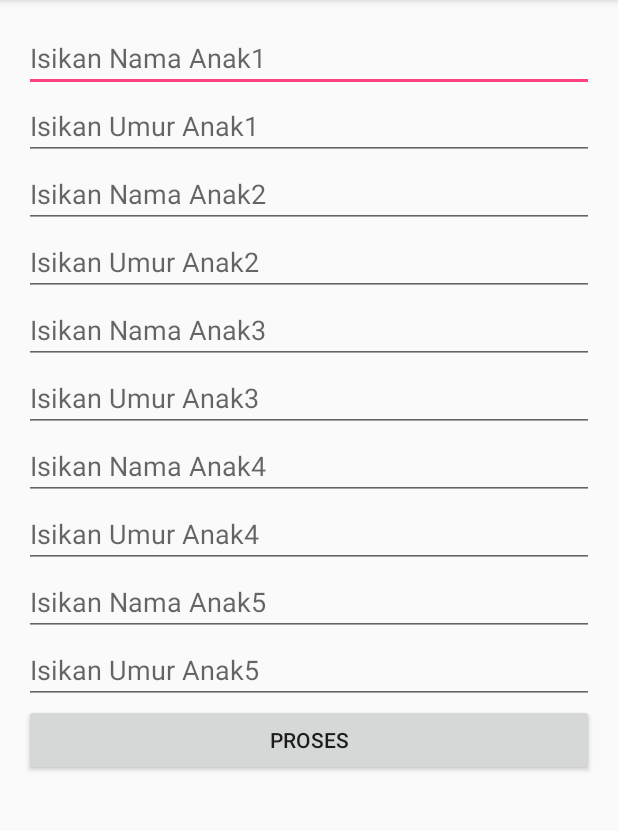
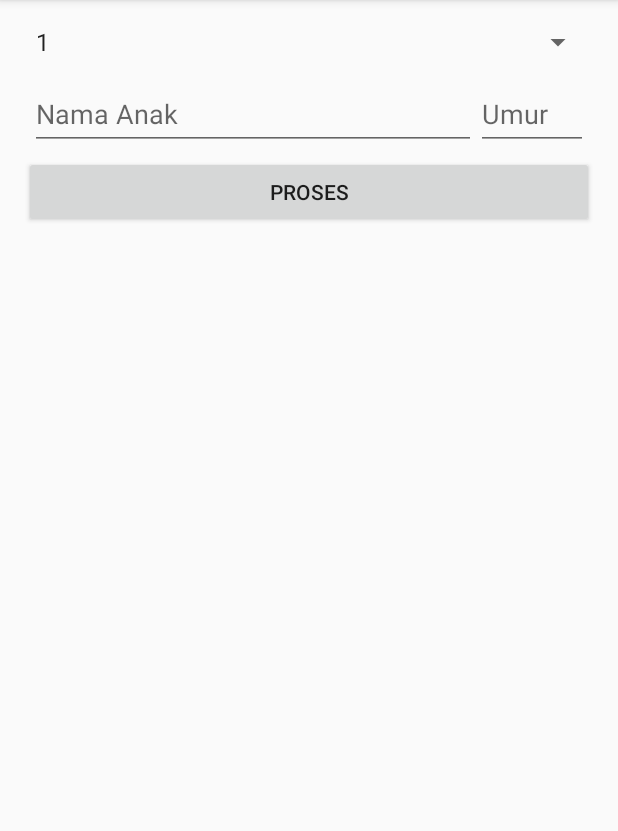
Before and after one commit to Sabilla290/AdvancedWidget1, an Android app: the screen it shows after launch (MainActivity), after a tap on "PROSES", on a phone screen of 412 x 824 dp, the part 84-915 px from its top. Run offline under Robolectric (Android 15) with nearby library versions, the phone set to English and light mode, and no system bars.

Commit message:
Widget Programming Final Part

```diff
--- a/app/build.gradle
+++ b/app/build.gradle
@@ -22,6 +22,6 @@ android {
 dependencies {
     compile fileTree(dir: 'libs', include: ['*.jar'])
     testCompile 'junit:junit:4.12'
+    compile 'com.android.support:design:24.2.0'
     compile 'com.android.support:appcompat-v7:24.2.0'
-    compile 'com.android.support:design:24.0.0'
 }
--- a/app/src/main/java/id/sch/smktelkom_mlg/learn/advancedwidget1/MainActivity.java
+++ b/app/src/main/java/id/sch/smktelkom_mlg/learn/advancedwidget1/MainActivity.java
@@ -2,75 +2,96 @@ package id.sch.smktelkom_mlg.learn.advancedwidget1;
 
 import android.support.v7.app.AppCompatActivity;
 import android.os.Bundle;
-import android.text.InputType;
+import android.text.Layout;
+import android.view.LayoutInflater;
 import android.view.View;
-import android.widget.Button;
+import android.widget.AdapterView;
+import android.widget.ArrayAdapter;
 import android.widget.EditText;
 import android.widget.LinearLayout;
+import android.widget.Spinner;
 import android.widget.TextView;
 
 public class MainActivity extends AppCompatActivity {
 
-
+    Spinner spJumlah;
+    LinearLayout llAnak;
+    TextView tvHasil;
 
     @Override
     protected void onCreate(Bundle savedInstanceState) {
         super.onCreate(savedInstanceState);
         setContentView(R.layout.activity_main);
 
-        final LinearLayout llMain = (LinearLayout)findViewById(R.id.linearLayoutMain);
-        addEditText(llMain);
+        spJumlah = (Spinner) findViewById(R.id.spinnerJumlahAnak);
+        Integer [] arJumlah = new Integer[10];
+        for (int i = 0; i < 10; i++)
+        {
+            arJumlah[i]=i+1;
+        }
+        ArrayAdapter adapter = new ArrayAdapter<> (this,
+                android.R.layout.simple_spinner_item, arJumlah);
+        adapter.setDropDownViewResource(android.R.layout.simple_spinner_dropdown_item);
+        spJumlah.setAdapter(adapter);
 
-        Button bProses = new Button(this);
-        bProses.setText("Proses");
-        llMain.addView(bProses);
-        final TextView tvHasil = new TextView(this);
-        llMain.addView(tvHasil);
+        llAnak = (LinearLayout) findViewById(R.id.linearLayoutAnak);
+        tvHasil = (TextView) findViewById(R.id.textViewHasil);
 
-        bProses.setOnClickListener(new View.OnClickListener() {
-                                       @Override
-                                       public void onClick(View view)
-                                       {
-                                           doProsses(llMain);
-                                       }
+        findViewById(R.id.buttonProses).setOnClickListener(new View.OnClickListener()
+                                                            {
+                                                               @Override
+                                                               public void onClick(View view)
+                                                               {
+                                                                    doProses() ;
+                                                               }
+                                                            }
+        );
 
-                                       private void doProsses(LinearLayout llMain)
-                                       {
-                                           String hasil="";
-                                           for (int i = 0; i < 5; i++)
-                                           {
-                                               EditText etNama = (EditText) llMain.getChildAt(i*2);
-                                               EditText etUmur = (EditText) llMain.getChildAt((i*2)+1);
+        spJumlah.setOnItemSelectedListener(new AdapterView.OnItemSelectedListener()
+        {
+            @Override
+            public void onItemSelected(AdapterView<?> adapterView, View view, int i, long l) {
+                addEditText((int)spJumlah.getSelectedItem());
+            }
 
-                                               String nama = etNama.getText().toString().trim();
-                                               String umur = etUmur.getText().toString();
 
-                                               if (umur.isEmpty())
-                                                   umur="0";
-                                               if (!nama.isEmpty())
-                                                   hasil += "Anaka ke-"+(i+1)+": "+nama +" umur "+umur+" tahun\n";
 
-                                           }
-                                           TextView tvHasil = (TextView) llMain.getChildAt(11);
-                                           tvHasil.setText(hasil);
-                                       }
-                                   }
-        );
+            @Override
+            public void onNothingSelected(AdapterView<?> adapterView) {
+                //
+            }
+        });
+    }
+    private void addEditText(int jumlah)
+    {
+       llAnak.removeAllViews();
+        for (int i = 1;i <= jumlah; i++)
+        {
+            View v = LayoutInflater.from(this).inflate(R.layout.layout_anak, llAnak, false);
+            v.setTag("Anak"+i);
+            llAnak.addView(v);
+        }
     }
 
-    private void addEditText(LinearLayout llMain)
+    private void doProses()
     {
-        for (int i = 1; i <= 5; i++)
+        int jumlah = (int) spJumlah.getSelectedItem();
+        String hasil ="";
+        for (int i = 1; i <= jumlah; i++)
         {
-            final EditText etNama = new EditText(this);
-            llMain.addView(etNama);
-            etNama.setHint("Isikan Nama Anak"+i);
+            LinearLayout llNow = (LinearLayout) llAnak.findViewWithTag("Anak"+i);
 
-            final EditText etUmur = new EditText(this);
-            llMain.addView(etUmur);
-            etUmur.setHint("Isikan Umur Anak"+i);
-            etUmur.setInputType(InputType.TYPE_CLASS_NUMBER);
+            EditText etNama = (EditText) llNow.findViewById(R.id.editTextNama);
+            EditText etUmur = (EditText) llNow.findViewById(R.id.editTextUmur);
+
+            String nama = etNama.getText().toString().trim();
+            String umur = etUmur.getText().toString();
+
+            if(umur.isEmpty())
+                umur="0";
+            if (!nama.isEmpty())
+                hasil +="Anak ke-"+i+": "+nama+" umur "+umur+" tahun\n";
         }
-
+        tvHasil.setText(hasil);
     }
 }
--- a/app/src/main/res/layout/activity_main.xml
+++ b/app/src/main/res/layout/activity_main.xml
@@ -1,14 +1,38 @@
 <?xml version="1.0" encoding="utf-8"?>
-<LinearLayout xmlns:android="http://schemas.android.com/apk/res/android"
+<ScrollView
+    xmlns:android="http://schemas.android.com/apk/res/android"
     xmlns:tools="http://schemas.android.com/tools"
+    android:layout_width="match_parent"
+    android:layout_height="match_parent">
+<LinearLayout
     android:orientation="vertical"
     android:layout_width="match_parent"
-    android:layout_height="match_parent"
+    android:layout_height="wrap_content"
     android:paddingBottom="@dimen/activity_vertical_margin"
     android:paddingLeft="@dimen/activity_horizontal_margin"
     android:paddingRight="@dimen/activity_horizontal_margin"
     android:paddingTop="@dimen/activity_vertical_margin"
-    tools:context="id.sch.smktelkom_mlg.learn.advancedwidget1.MainActivity"
-    android:id="@+id/linearLayoutMain">
+    tools:context="id.sch.smktelkom_mlg.learn.advancedwidget1.MainActivity">
+<Spinner
+    android:layout_width="match_parent"
+    android:layout_height="wrap_content"
+    android:id="@+id/spinnerJumlahAnak"/>
+    <LinearLayout
+        android:layout_width="match_parent"
+        android:layout_height="wrap_content"
+        android:orientation="vertical"
+        android:id="@+id/linearLayoutAnak">
 
+    </LinearLayout>
+    <Button
+        android:layout_width="match_parent"
+        android:layout_height="wrap_content"
+        android:text="Proses"
+        android:id="@+id/buttonProses"/>
+    <TextView
+        android:layout_width="match_parent"
+        android:layout_height="wrap_content"
+        android:text="Hasil"
+        android:id="@+id/textViewHasil"/>
 </LinearLayout>
+</ScrollView>
--- /dev/null
+++ b/app/src/main/res/layout/layout_anak.xml
@@ -0,0 +1,32 @@
+<?xml version="1.0" encoding="utf-8"?>
+<LinearLayout
+    xmlns:android="http://schemas.android.com/apk/res/android"
+    android:weightSum="1"
+    android:padding="4dp"
+    android:layout_width="match_parent"
+    android:layout_height="match_parent">
+    <android.support.design.widget.TextInputLayout
+        android:layout_weight="0.8"
+        android:layout_width="0dp"
+        android:layout_height="wrap_content">
+
+        <android.support.design.widget.TextInputEditText
+            android:layout_width="match_parent"
+            android:layout_height="match_parent"
+            android:hint="Nama Anak"
+            android:id="@+id/editTextNama" />
+    </android.support.design.widget.TextInputLayout>
+
+    <android.support.design.widget.TextInputLayout
+        android:layout_width="0dp"
+        android:layout_weight="0.2"
+        android:layout_height="wrap_content">
+        <android.support.design.widget.TextInputEditText
+            android:layout_width="match_parent"
+            android:layout_height="match_parent"
+            android:maxLength="2"
+            android:hint="Umur"
+            android:id="@+id/editTextUmur" />
+    </android.support.design.widget.TextInputLayout>
+
+</LinearLayout>
```
